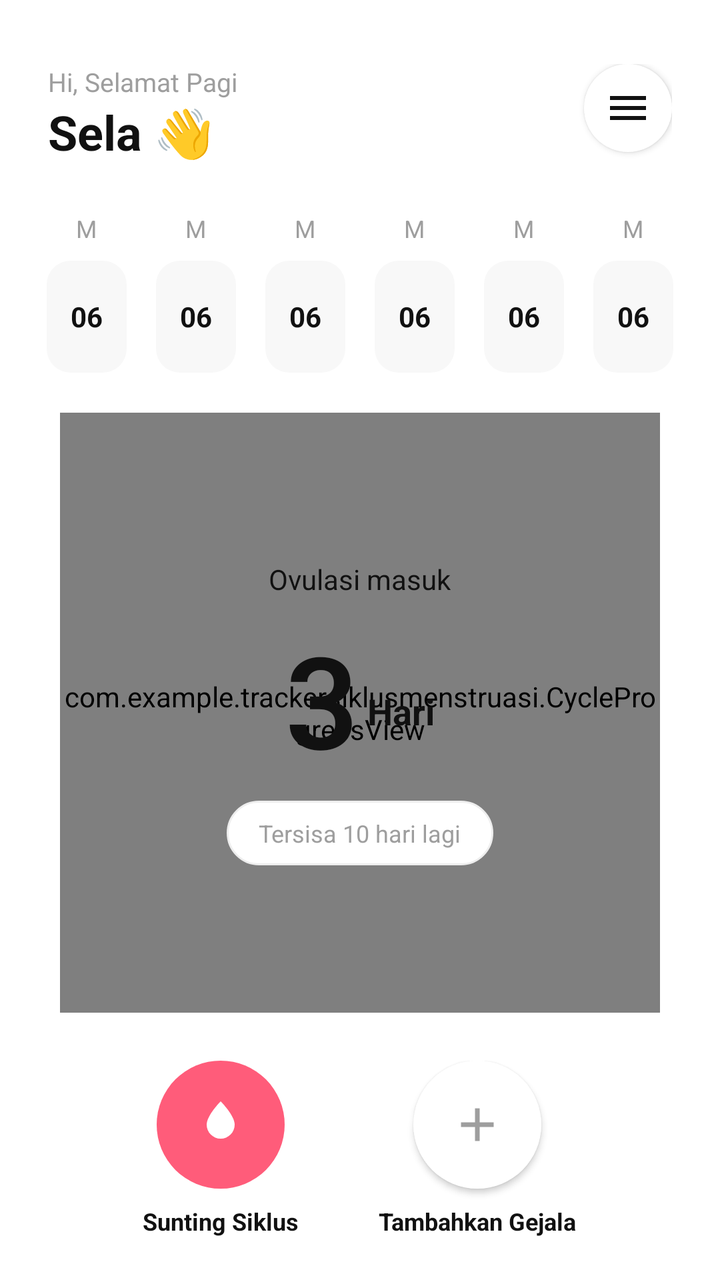
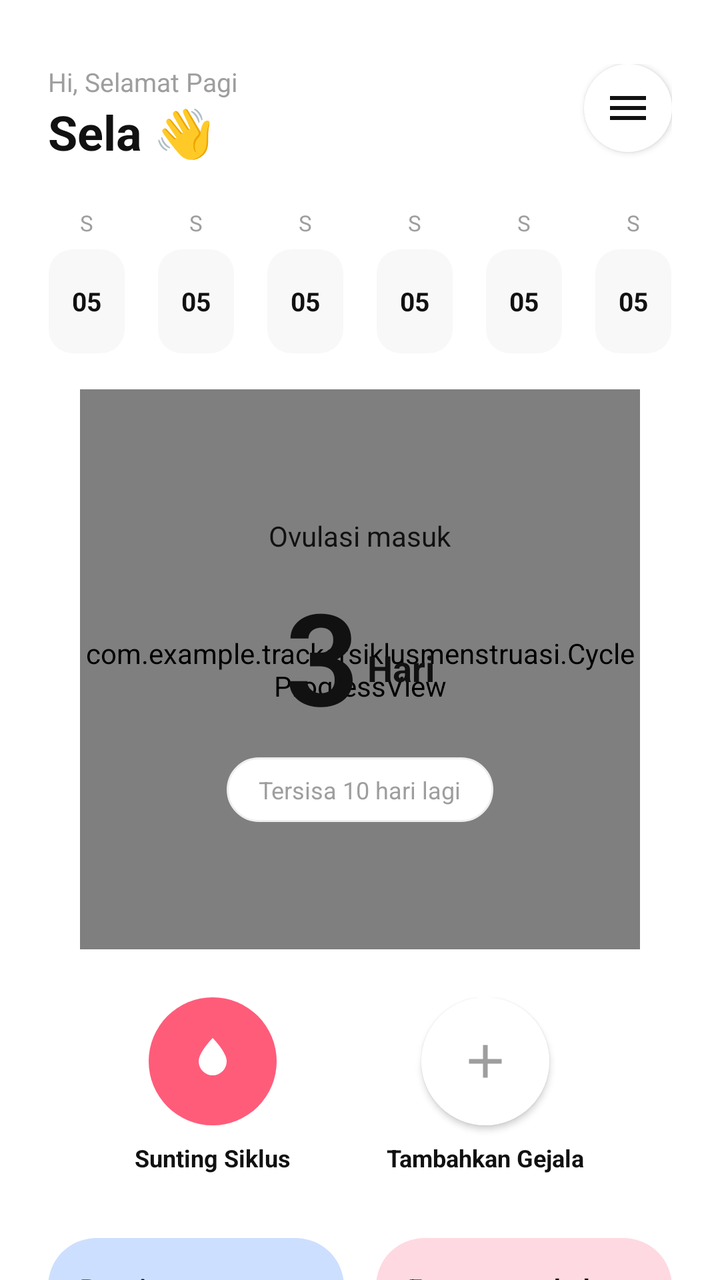

Before-and-after screenshots of an Android layout around one commit, followed by the original layout XML and the change that was made.
<!-- AndroidManifest.xml: application theme Theme.TrackerSiklusMenstruasi -->
<!-- res/layout/fragment_home.xml -->
<?xml version="1.0" encoding="utf-8"?>
<androidx.core.widget.NestedScrollView xmlns:android="http://schemas.android.com/apk/res/android"
    xmlns:app="http://schemas.android.com/apk/res-auto"
    xmlns:tools="http://schemas.android.com/tools"
    android:layout_width="match_parent"
    android:layout_height="match_parent"
    android:background="@color/white"
    android:fillViewport="true">

    <androidx.constraintlayout.widget.ConstraintLayout
        android:layout_width="match_parent"
        android:layout_height="wrap_content">

        <LinearLayout
            android:id="@+id/header"
            android:layout_width="match_parent"
            android:layout_height="wrap_content"
            android:orientation="horizontal"
            android:paddingHorizontal="24dp"
            android:paddingTop="32dp"
            app:layout_constraintTop_toTopOf="parent">
            <LinearLayout
                android:layout_width="0dp"
                android:layout_height="wrap_content"
                android:layout_weight="1"
                android:orientation="vertical">
                <TextView
                    android:id="@+id/tvGreeting"
                    android:layout_width="wrap_content"
                    android:layout_height="wrap_content"
                    android:text="Hi, Selamat Pagi"
                    android:textColor="@color/gray"
                    android:textSize="13sp" />
                <TextView
                    android:id="@+id/tvWelcome"
                    android:layout_width="wrap_content"
                    android:layout_height="wrap_content"
                    android:text="Sela 👋"
                    android:textColor="@color/black"
                    android:textSize="24sp"
                    android:textStyle="bold" />
            </LinearLayout>
            <ImageButton
                android:id="@+id/btnMenu"
                android:layout_width="44dp"
                android:layout_height="44dp"
                android:background="@drawable/bg_pill_white"
                android:elevation="2dp"
                android:src="@drawable/ic_menu"
                app:tint="@color/black"
                android:clickable="true"
                android:focusable="true"
                android:contentDescription="Menu" />
        </LinearLayout>

        <LinearLayout
            android:id="@+id/calendarStrip"
            android:layout_width="match_parent"
            android:layout_height="wrap_content"
            android:orientation="horizontal"
            android:paddingHorizontal="16dp"
            android:layout_marginTop="20dp"
            app:layout_constraintTop_toBottomOf="@id/header">
            <include layout="@layout/item_calendar_day" />
            <include layout="@layout/item_calendar_day" />
            <include layout="@layout/item_calendar_day" />
            <include layout="@layout/item_calendar_day" />
            <include layout="@layout/item_calendar_day" />
            <include layout="@layout/item_calendar_day" />
        </LinearLayout>

        <androidx.constraintlayout.widget.ConstraintLayout
            android:id="@+id/cycleContainer"
            android:layout_width="match_parent"
            android:layout_height="wrap_content"
            android:layout_marginTop="16dp"
            app:layout_constraintTop_toBottomOf="@id/calendarStrip">

            <com.example.trackersiklusmenstruasi.CycleProgressView
                android:id="@+id/cycleProgress"
                android:layout_width="300dp"
                android:layout_height="300dp"
                app:layout_constraintEnd_toEndOf="parent"
                app:layout_constraintStart_toStartOf="parent"
                app:layout_constraintTop_toTopOf="parent" />

            <LinearLayout
                android:layout_width="wrap_content"
                android:layout_height="wrap_content"
                android:gravity="center"
                android:orientation="vertical"
                app:layout_constraintBottom_toBottomOf="@id/cycleProgress"
                app:layout_constraintEnd_toEndOf="@id/cycleProgress"
                app:layout_constraintStart_toStartOf="@id/cycleProgress"
                app:layout_constraintTop_toTopOf="@id/cycleProgress">

                <TextView
                    android:layout_width="wrap_content"
                    android:layout_height="wrap_content"
                    android:text="Ovulasi masuk"
                    android:textColor="@color/black"
                    android:textSize="14sp" />

                <LinearLayout
                    android:layout_width="wrap_content"
                    android:layout_height="wrap_content"
                    android:orientation="horizontal"
                    android:gravity="bottom"
                    android:layout_marginVertical="8dp">
                    <TextView
                        android:id="@+id/tvOvulationDays"
                        android:layout_width="wrap_content"
                        android:layout_height="wrap_content"
                        android:text="3"
                        android:textColor="@color/black"
                        android:textSize="64sp"
                        android:fontFamily="sans-serif-light"
                        android:textStyle="bold" />
                    <TextView
                        android:layout_width="wrap_content"
                        android:layout_height="wrap_content"
                        android:text=" Hari"
                        android:textColor="@color/black"
                        android:textSize="18sp"
                        android:layout_marginBottom="12dp"
                        android:textStyle="bold" />
                </LinearLayout>

                <TextView
                    android:id="@+id/tvDaysLeft"
                    android:layout_width="wrap_content"
                    android:layout_height="wrap_content"
                    android:background="@drawable/bg_button_white_outline"
                    android:paddingHorizontal="16dp"
                    android:paddingVertical="8dp"
                    android:text="Tersisa 10 hari lagi"
                    android:textColor="@color/gray"
                    android:textSize="12sp" />
            </LinearLayout>
        </androidx.constraintlayout.widget.ConstraintLayout>

        <LinearLayout
            android:id="@+id/actionButtons"
            android:layout_width="match_parent"
            android:layout_height="wrap_content"
            android:orientation="horizontal"
            android:gravity="center"
            android:layout_marginTop="24dp"
            app:layout_constraintTop_toBottomOf="@id/cycleContainer">

            <LinearLayout
                android:id="@+id/btnAddPeriod"
                android:layout_width="wrap_content"
                android:layout_height="wrap_content"
                android:gravity="center"
                android:orientation="vertical"
                android:layout_marginEnd="40dp"
                android:clickable="true"
                android:focusable="true"
                android:background="?attr/selectableItemBackgroundBorderless">
                <FrameLayout
                    android:layout_width="64dp"
                    android:layout_height="64dp"
                    android:background="@drawable/bg_circle_pink">
                    <ImageView
                        android:layout_width="28dp"
                        android:layout_height="28dp"
                        android:layout_gravity="center"
                        android:src="@drawable/ic_drop"
                        app:tint="@color/white" />
                </FrameLayout>
                <TextView
                    android:layout_width="wrap_content"
                    android:layout_height="wrap_content"
                    android:layout_marginTop="8dp"
                    android:text="Sunting Siklus"
                    android:textColor="@color/black"
                    android:textSize="12sp"
                    android:textStyle="bold" />
            </LinearLayout>

            <LinearLayout
                android:id="@+id/btnAddSymptoms"
                android:layout_width="wrap_content"
                android:layout_height="wrap_content"
                android:gravity="center"
                android:orientation="vertical"
                android:clickable="true"
                android:focusable="true"
                android:background="?attr/selectableItemBackgroundBorderless">
                <FrameLayout
                    android:layout_width="64dp"
                    android:layout_height="64dp"
                    android:background="@drawable/bg_circle_white"
                    android:elevation="2dp">
                    <ImageView
                        android:layout_width="28dp"
                        android:layout_height="28dp"
                        android:layout_gravity="center"
                        android:src="@drawable/ic_plus"
                        app:tint="@color/gray" />
                </FrameLayout>
                <TextView
                    android:layout_width="wrap_content"
                    android:layout_height="wrap_content"
                    android:layout_marginTop="8dp"
                    android:text="Tambahkan Gejala"
                    android:textColor="@color/black"
                    android:textSize="12sp"
                    android:textStyle="bold" />
            </LinearLayout>
        </LinearLayout>

        <LinearLayout
            android:id="@+id/cardsContainer"
            android:layout_width="match_parent"
            android:layout_height="wrap_content"
            android:orientation="horizontal"
            android:paddingHorizontal="24dp"
            android:layout_marginTop="32dp"
            app:layout_constraintTop_toBottomOf="@id/actionButtons">
            <androidx.cardview.widget.CardView
                android:id="@+id/cardFeeling"
                android:layout_width="0dp"
                android:layout_height="120dp"
                android:layout_weight="1"
                android:layout_marginEnd="12dp"
                app:cardCornerRadius="24dp"
                app:cardElevation="0dp"
                app:cardBackgroundColor="@color/blue_card"
                android:clickable="true"
                android:focusable="true">
                <TextView
                    android:layout_width="wrap_content"
                    android:layout_height="wrap_content"
                    android:layout_margin="20dp"
                    android:text="Bagaimana\nperasaanmu?"
                    android:textColor="@color/black"
                    android:textStyle="bold"
                    android:textSize="14sp" />
            </androidx.cardview.widget.CardView>

            <androidx.cardview.widget.CardView
                android:id="@+id/cardGrowth"
                android:layout_width="0dp"
                android:layout_height="120dp"
                android:layout_weight="1"
                app:cardCornerRadius="24dp"
                app:cardElevation="0dp"
                app:cardBackgroundColor="@color/pink_card"
                android:clickable="true"
                android:focusable="true">
                <TextView
                    android:layout_width="wrap_content"
                    android:layout_height="wrap_content"
                    android:layout_margin="20dp"
                    android:text="Fase pertumbuhan"
                    android:textColor="@color/black"
                    android:textStyle="bold"
                    android:textSize="14sp" />
            </androidx.cardview.widget.CardView>
        </LinearLayout>

        
        <TextView
            android:id="@+id/tvTipsTitle"
            android:layout_width="wrap_content"
            android:layout_height="wrap_content"
            android:layout_marginStart="24dp"
            android:layout_marginTop="32dp"
            android:text="Tips Kesehatan Untukmu"
            android:textColor="@color/black"
            android:textSize="18sp"
            android:textStyle="bold"
            app:layout_constraintStart_toStartOf="parent"
            app:layout_constraintTop_toBottomOf="@id/cardsContainer" />

        <androidx.recyclerview.widget.RecyclerView
            android:id="@+id/rvHealthTipsHome"
            android:layout_width="match_parent"
            android:layout_height="wrap_content"
            android:layout_marginTop="12dp"
            android:paddingHorizontal="16dp"
            android:paddingBottom="100dp"
            android:nestedScrollingEnabled="false"
            app:layout_constraintTop_toBottomOf="@id/tvTipsTitle"
            tools:listitem="@layout/item_health_article" />

    </androidx.constraintlayout.widget.ConstraintLayout>
</androidx.core.widget.NestedScrollView>
<!-- res/layout/item_calendar_day.xml (included above) -->
<?xml version="1.0" encoding="utf-8"?>
<LinearLayout xmlns:android="http://schemas.android.com/apk/res/android"
    android:layout_width="0dp"
    android:layout_height="wrap_content"
    android:layout_weight="1"
    android:gravity="center"
    android:orientation="vertical"
    android:padding="4dp"
    android:clickable="true"
    android:focusable="true"
    android:background="?attr/selectableItemBackgroundBorderless">

    <TextView
        android:id="@+id/tvDayLetter"
        android:layout_width="wrap_content"
        android:layout_height="wrap_content"
        android:text="M"
        android:textColor="@color/gray"
        android:textSize="12sp" />

    <TextView
        android:id="@+id/tvDayNumber"
        android:layout_width="40dp"
        android:layout_height="56dp"
        android:layout_marginTop="8dp"
        android:background="@drawable/bg_calendar_day_unselected"
        android:gravity="center"
        android:text="06"
        android:textColor="@color/black"
        android:textSize="14sp"
        android:textStyle="bold" />

</LinearLayout>
<!-- res/layout/item_health_article.xml (included above) -->
<?xml version="1.0" encoding="utf-8"?>
<androidx.cardview.widget.CardView xmlns:android="http://schemas.android.com/apk/res/android"
    xmlns:app="http://schemas.android.com/apk/res-auto"
    android:layout_width="match_parent"
    android:layout_height="wrap_content"
    android:layout_margin="8dp"
    app:cardCornerRadius="12dp"
    app:cardElevation="4dp">

    <LinearLayout
        android:layout_width="match_parent"
        android:layout_height="wrap_content"
        android:orientation="vertical"
        android:padding="16dp">

        <TextView
            android:id="@+id/tvTitle"
            android:layout_width="match_parent"
            android:layout_height="wrap_content"
            android:textColor="@android:color/black"
            android:textSize="18sp"
            android:textStyle="bold" />

        <TextView
            android:id="@+id/tvContent"
            android:layout_width="match_parent"
            android:layout_height="wrap_content"
            android:layout_marginTop="8dp"
            android:ellipsize="end"
            android:maxLines="3"
            android:textColor="@android:color/darker_gray"
            android:textSize="14sp" />

    </LinearLayout>
</androidx.cardview.widget.CardView>
<!-- resources referenced by this layout -->
<resources>
  <color name="black">#111111</color>
  <color name="blue_card">#D6E4FF</color>
  <color name="gray">#9E9E9E</color>
  <color name="pink_card">#FFDEE4</color>
  <color name="white">#FFFFFF</color>
  <!-- drawable bg_button_white_outline (drawable) -->
  <?xml version="1.0" encoding="utf-8"?>
  <ripple xmlns:android="http://schemas.android.com/apk/res/android"
      android:color="#10000000">
      <item>
          <shape android:shape="rectangle">
              <solid android:color="@android:color/white" />
              <stroke
                  android:width="1dp"
                  android:color="@color/stroke" />
              <corners android:radius="30dp" />
          </shape>
      </item>
  </ripple>
  <!-- drawable bg_calendar_day_unselected (drawable) -->
  <?xml version="1.0" encoding="utf-8"?>
  <shape xmlns:android="http://schemas.android.com/apk/res/android">
      <solid android:color="#F8F8F8" />
      <corners android:radius="12dp" />
  </shape>
  <!-- drawable bg_circle_pink (drawable) -->
  <?xml version="1.0" encoding="utf-8"?>
  <shape xmlns:android="http://schemas.android.com/apk/res/android"
      android:shape="oval">
      <solid android:color="@color/pink_main" />
  </shape>
  <!-- drawable bg_circle_white (drawable) -->
  <?xml version="1.0" encoding="utf-8"?>
  <shape xmlns:android="http://schemas.android.com/apk/res/android"
      android:shape="oval">
      <solid android:color="@color/white" />
  </shape>
  <!-- drawable bg_pill_white (drawable) -->
  <?xml version="1.0" encoding="utf-8"?>
  <shape xmlns:android="http://schemas.android.com/apk/res/android">
      <solid android:color="@color/white" />
      <corners android:radius="24dp" />
  </shape>
  <!-- drawable ic_drop (drawable) -->
  <vector xmlns:android="http://schemas.android.com/apk/res/android"
      android:width="24dp"
      android:height="24dp"
      android:viewportWidth="24"
      android:viewportHeight="24">
      <path
          android:fillColor="#000000"
          android:pathData="M12,2C12,2 6,8 6,12A6,6 0 0,0 12,18A6,6 0 0,0 18,12C18,8 12,2 12,2Z" />
  </vector>
  <!-- drawable ic_menu (drawable) -->
  <vector xmlns:android="http://schemas.android.com/apk/res/android"
      android:width="24dp"
      android:height="24dp"
      android:viewportWidth="24"
      android:viewportHeight="24">
      <path
          android:fillColor="#000000"
          android:pathData="M3,6H21V8H3V6M3,11H21V13H3V11M3,16H21V18H3V16Z" />
  </vector>
  <!-- drawable ic_plus (drawable) -->
  <vector xmlns:android="http://schemas.android.com/apk/res/android"
      android:width="24dp"
      android:height="24dp"
      android:viewportWidth="24"
      android:viewportHeight="24">
      <path
          android:fillColor="#000000"
          android:pathData="M19,13H13V19H11V13H5V11H11V5H13V11H19V13Z" />
  </vector>
  <style name="Theme.TrackerSiklusMenstruasi" parent="Base.Theme.TrackerSiklusMenstruasi">
          
          <item name="android:editTextColor">@color/pink_main</item>
          <item name="android:textColorPrimary">@color/pink_main</item>
      </style>
  <color name="stroke">#EEEEEE</color>
  <color name="pink_main">#FF5C7A</color>
  <style name="Base.Theme.TrackerSiklusMenstruasi" parent="Theme.Material3.DayNight.NoActionBar">
          
          <item name="colorPrimary">@color/pink_main</item>
          <item name="colorControlNormal">@color/pink_main</item>
      </style>
</resources>

<!-- the commit's change to res/layout/fragment_home.xml (unified diff, before → after) -->
@@ -1,7 +1,6 @@
 <?xml version="1.0" encoding="utf-8"?>
 <androidx.core.widget.NestedScrollView xmlns:android="http://schemas.android.com/apk/res/android"
     xmlns:app="http://schemas.android.com/apk/res-auto"
-    xmlns:tools="http://schemas.android.com/tools"
     android:layout_width="match_parent"
     android:layout_height="match_parent"
     android:background="@color/white"
@@ -9,8 +8,10 @@
 
     <androidx.constraintlayout.widget.ConstraintLayout
         android:layout_width="match_parent"
-        android:layout_height="wrap_content">
-
+        android:layout_height="wrap_content"
+        android:paddingBottom="120dp">
+
+        
         <LinearLayout
             android:id="@+id/header"
             android:layout_width="match_parent"
@@ -47,12 +48,10 @@
                 android:background="@drawable/bg_pill_white"
                 android:elevation="2dp"
                 android:src="@drawable/ic_menu"
-                app:tint="@color/black"
-                android:clickable="true"
-                android:focusable="true"
-                android:contentDescription="Menu" />
+                app:tint="@color/black" />
         </LinearLayout>
 
+        
         <LinearLayout
             android:id="@+id/calendarStrip"
             android:layout_width="match_parent"
@@ -69,6 +68,7 @@
             <include layout="@layout/item_calendar_day" />
         </LinearLayout>
 
+        
         <androidx.constraintlayout.widget.ConstraintLayout
             android:id="@+id/cycleContainer"
             android:layout_width="match_parent"
@@ -78,8 +78,8 @@
 
             <com.example.trackersiklusmenstruasi.CycleProgressView
                 android:id="@+id/cycleProgress"
-                android:layout_width="300dp"
-                android:layout_height="300dp"
+                android:layout_width="280dp"
+                android:layout_height="280dp"
                 app:layout_constraintEnd_toEndOf="parent"
                 app:layout_constraintStart_toStartOf="parent"
                 app:layout_constraintTop_toTopOf="parent" />
@@ -114,7 +114,6 @@
                         android:text="3"
                         android:textColor="@color/black"
                         android:textSize="64sp"
-                        android:fontFamily="sans-serif-light"
                         android:textStyle="bold" />
                     <TextView
                         android:layout_width="wrap_content"
@@ -139,6 +138,7 @@
             </LinearLayout>
         </androidx.constraintlayout.widget.ConstraintLayout>
 
+        
         <LinearLayout
             android:id="@+id/actionButtons"
             android:layout_width="match_parent"
@@ -154,10 +154,9 @@
                 android:layout_height="wrap_content"
                 android:gravity="center"
                 android:orientation="vertical"
-                android:layout_marginEnd="40dp"
+                android:layout_marginEnd="48dp"
                 android:clickable="true"
-                android:focusable="true"
-                android:background="?attr/selectableItemBackgroundBorderless">
+                android:focusable="true">
                 <FrameLayout
                     android:layout_width="64dp"
                     android:layout_height="64dp"
@@ -186,8 +185,7 @@
                 android:gravity="center"
                 android:orientation="vertical"
                 android:clickable="true"
-                android:focusable="true"
-                android:background="?attr/selectableItemBackgroundBorderless">
+                android:focusable="true">
                 <FrameLayout
                     android:layout_width="64dp"
                     android:layout_height="64dp"
@@ -211,6 +209,7 @@
             </LinearLayout>
         </LinearLayout>
 
+        
         <LinearLayout
             android:id="@+id/cardsContainer"
             android:layout_width="match_parent"
@@ -219,72 +218,65 @@
             android:paddingHorizontal="24dp"
             android:layout_marginTop="32dp"
             app:layout_constraintTop_toBottomOf="@id/actionButtons">
+
             <androidx.cardview.widget.CardView
                 android:id="@+id/cardFeeling"
                 android:layout_width="0dp"
-                android:layout_height="120dp"
+                android:layout_height="170dp"
                 android:layout_weight="1"
-                android:layout_marginEnd="12dp"
+                android:layout_marginEnd="16dp"
                 app:cardCornerRadius="24dp"
                 app:cardElevation="0dp"
-                app:cardBackgroundColor="@color/blue_card"
-                android:clickable="true"
-                android:focusable="true">
-                <TextView
-                    android:layout_width="wrap_content"
-                    android:layout_height="wrap_content"
-                    android:layout_margin="20dp"
-                    android:text="Bagaimana\nperasaanmu?"
-                    android:textColor="@color/black"
-                    android:textStyle="bold"
-                    android:textSize="14sp" />
+                app:cardBackgroundColor="@color/blue_card">
+                <RelativeLayout
+                    android:layout_width="match_parent"
+                    android:layout_height="match_parent">
+                    <TextView
+                        android:layout_width="wrap_content"
+                        android:layout_height="wrap_content"
+                        android:layout_margin="16dp"
+                        android:text="Bagaimana\nperasaanmu?"
+                        android:textColor="@color/black"
+                        android:textStyle="bold"
+                        android:textSize="13sp" />
+                    <ImageView
+                        android:layout_width="match_parent"
+                        android:layout_height="100dp"
+                        android:layout_alignParentBottom="true"
+                        android:src="@drawable/img_feeling_home"
+                        android:scaleType="fitCenter" />
+                </RelativeLayout>
             </androidx.cardview.widget.CardView>
 
             <androidx.cardview.widget.CardView
                 android:id="@+id/cardGrowth"
                 android:layout_width="0dp"
-                android:layout_height="120dp"
+                android:layout_height="170dp"
                 android:layout_weight="1"
                 app:cardCornerRadius="24dp"
                 app:cardElevation="0dp"
-                app:cardBackgroundColor="@color/pink_card"
-                android:clickable="true"
-                android:focusable="true">
-                <TextView
-                    android:layout_width="wrap_content"
-                    android:layout_height="wrap_content"
-                    android:layout_margin="20dp"
-                    android:text="Fase pertumbuhan"
-                    android:textColor="@color/black"
-                    android:textStyle="bold"
-                    android:textSize="14sp" />
+                app:cardBackgroundColor="@color/pink_card">
+                <RelativeLayout
+                    android:layout_width="match_parent"
+                    android:layout_height="match_parent">
+                    <TextView
+                        android:layout_width="wrap_content"
+                        android:layout_height="wrap_content"
+                        android:layout_margin="16dp"
+                        android:text="Fase pertumbuhan"
+                        android:textColor="@color/black"
+                        android:textStyle="bold"
+                        android:textSize="13sp" />
+                    <ImageView
+                        android:layout_width="match_parent"
+                        android:layout_height="90dp"
+                        android:layout_alignParentBottom="true"
+                        android:layout_marginBottom="10dp"
+                        android:src="@drawable/img_growth_home"
+                        android:scaleType="fitCenter" />
+                </RelativeLayout>
             </androidx.cardview.widget.CardView>
         </LinearLayout>
-
-        
-        <TextView
-            android:id="@+id/tvTipsTitle"
-            android:layout_width="wrap_content"
-            android:layout_height="wrap_content"
-            android:layout_marginStart="24dp"
-            android:layout_marginTop="32dp"
-            android:text="Tips Kesehatan Untukmu"
-            android:textColor="@color/black"
-            android:textSize="18sp"
-            android:textStyle="bold"
-            app:layout_constraintStart_toStartOf="parent"
-            app:layout_constraintTop_toBottomOf="@id/cardsContainer" />
-
-        <androidx.recyclerview.widget.RecyclerView
-            android:id="@+id/rvHealthTipsHome"
-            android:layout_width="match_parent"
-            android:layout_height="wrap_content"
-            android:layout_marginTop="12dp"
-            android:paddingHorizontal="16dp"
-            android:paddingBottom="100dp"
-            android:nestedScrollingEnabled="false"
-            app:layout_constraintTop_toBottomOf="@id/tvTipsTitle"
-            tools:listitem="@layout/item_health_article" />
 
     </androidx.constraintlayout.widget.ConstraintLayout>
 </androidx.core.widget.NestedScrollView>
@@ -296,65 +288,28 @@
     android:layout_weight="1"
     android:gravity="center"
     android:orientation="vertical"
-    android:padding="4dp"
+    android:padding="2dp"
     android:clickable="true"
-    android:focusable="true"
-    android:background="?attr/selectableItemBackgroundBorderless">
+    android:focusable="true">
 
     <TextView
         android:id="@+id/tvDayLetter"
         android:layout_width="wrap_content"
         android:layout_height="wrap_content"
-        android:text="M"
+        android:text="S"
         android:textColor="@color/gray"
-        android:textSize="12sp" />
+        android:textSize="11sp" />
 
     <TextView
         android:id="@+id/tvDayNumber"
-        android:layout_width="40dp"
-        android:layout_height="56dp"
-        android:layout_marginTop="8dp"
+        android:layout_width="38dp"
+        android:layout_height="52dp"
+        android:layout_marginTop="6dp"
         android:background="@drawable/bg_calendar_day_unselected"
         android:gravity="center"
-        android:text="06"
+        android:text="05"
         android:textColor="@color/black"
-        android:textSize="14sp"
+        android:textSize="13sp"
         android:textStyle="bold" />
 
 </LinearLayout>
-<!-- res/layout/item_health_article.xml (included above) -->
-<?xml version="1.0" encoding="utf-8"?>
-<androidx.cardview.widget.CardView xmlns:android="http://schemas.android.com/apk/res/android"
-    xmlns:app="http://schemas.android.com/apk/res-auto"
-    android:layout_width="match_parent"
-    android:layout_height="wrap_content"
-    android:layout_margin="8dp"
-    app:cardCornerRadius="12dp"
-    app:cardElevation="4dp">
-
-    <LinearLayout
-        android:layout_width="match_parent"
-        android:layout_height="wrap_content"
-        android:orientation="vertical"
-        android:padding="16dp">
-
-        <TextView
-            android:id="@+id/tvTitle"
-            android:layout_width="match_parent"
-            android:layout_height="wrap_content"
-            android:textColor="@android:color/black"
-            android:textSize="18sp"
-            android:textStyle="bold" />
-
-        <TextView
-            android:id="@+id/tvContent"
-            android:layout_width="match_parent"
-            android:layout_height="wrap_content"
-            android:layout_marginTop="8dp"
-            android:ellipsize="end"
-            android:maxLines="3"
-            android:textColor="@android:color/darker_gray"
-            android:textSize="14sp" />
-
-    </LinearLayout>
-</androidx.cardview.widget.CardView>
<!-- resource entries referenced after the edit -->
@@ -1,9 +1,9 @@
 <!-- resources referenced by this layout -->
 <resources>
   <color name="black">#111111</color>
-  <color name="blue_card">#D6E4FF</color>
+  <color name="blue_card">#CDDFFF</color>
   <color name="gray">#9E9E9E</color>
-  <color name="pink_card">#FFDEE4</color>
+  <color name="pink_card">#FFD9E2</color>
   <color name="white">#FFFFFF</color>
   <!-- drawable bg_button_white_outline (drawable) -->
   <?xml version="1.0" encoding="utf-8"?>
@@ -41,7 +41,7 @@
   <?xml version="1.0" encoding="utf-8"?>
   <shape xmlns:android="http://schemas.android.com/apk/res/android">
       <solid android:color="@color/white" />
-      <corners android:radius="24dp" />
+      <corners android:radius="100dp" />
   </shape>
   <!-- drawable ic_drop (drawable) -->
   <vector xmlns:android="http://schemas.android.com/apk/res/android"
@@ -73,10 +73,16 @@
           android:fillColor="#000000"
           android:pathData="M19,13H13V19H11V13H5V11H11V5H13V11H19V13Z" />
   </vector>
+  <!-- drawable img_feeling_home: png bitmap (drawable, 78442 bytes) -->
+  <!-- drawable img_growth_home: png bitmap (drawable, 94176 bytes) -->
   <style name="Theme.TrackerSiklusMenstruasi" parent="Base.Theme.TrackerSiklusMenstruasi">
           
           <item name="android:editTextColor">@color/pink_main</item>
           <item name="android:textColorPrimary">@color/pink_main</item>
+          <item name="android:navigationBarColor">@android:color/transparent</item>
+          <item name="android:windowTranslucentNavigation">true</item>
+          <item name="android:statusBarColor">@android:color/transparent</item>
+          <item name="android:windowLightStatusBar">true</item>
       </style>
   <color name="stroke">#EEEEEE</color>
   <color name="pink_main">#FF5C7A</color>
